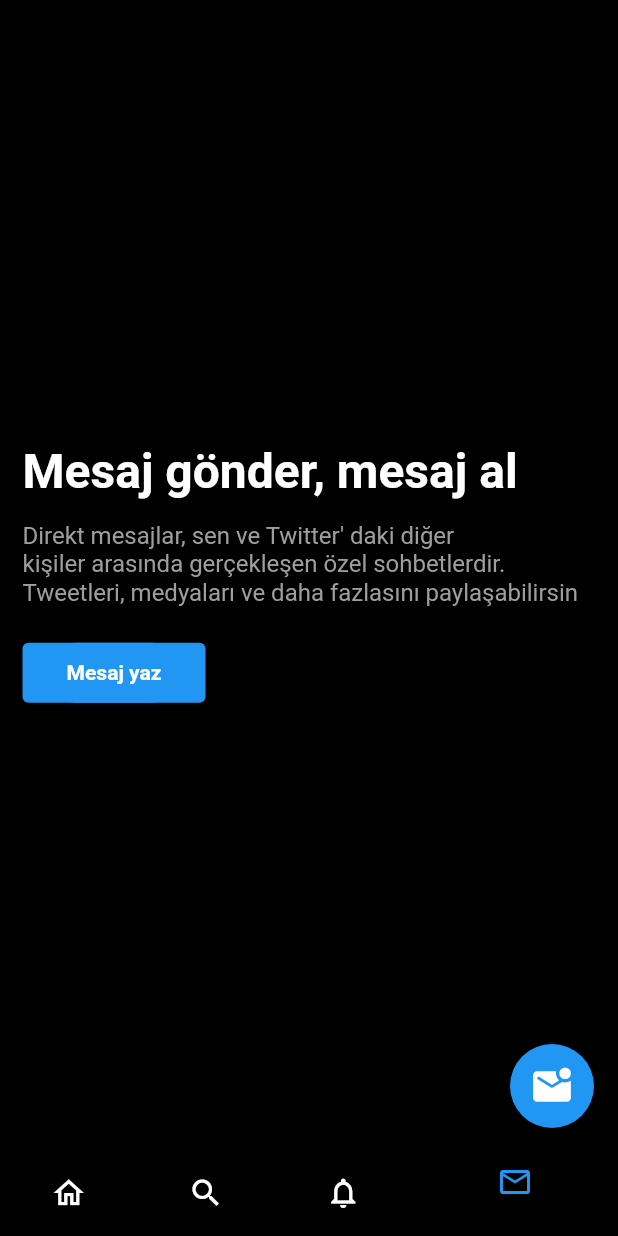
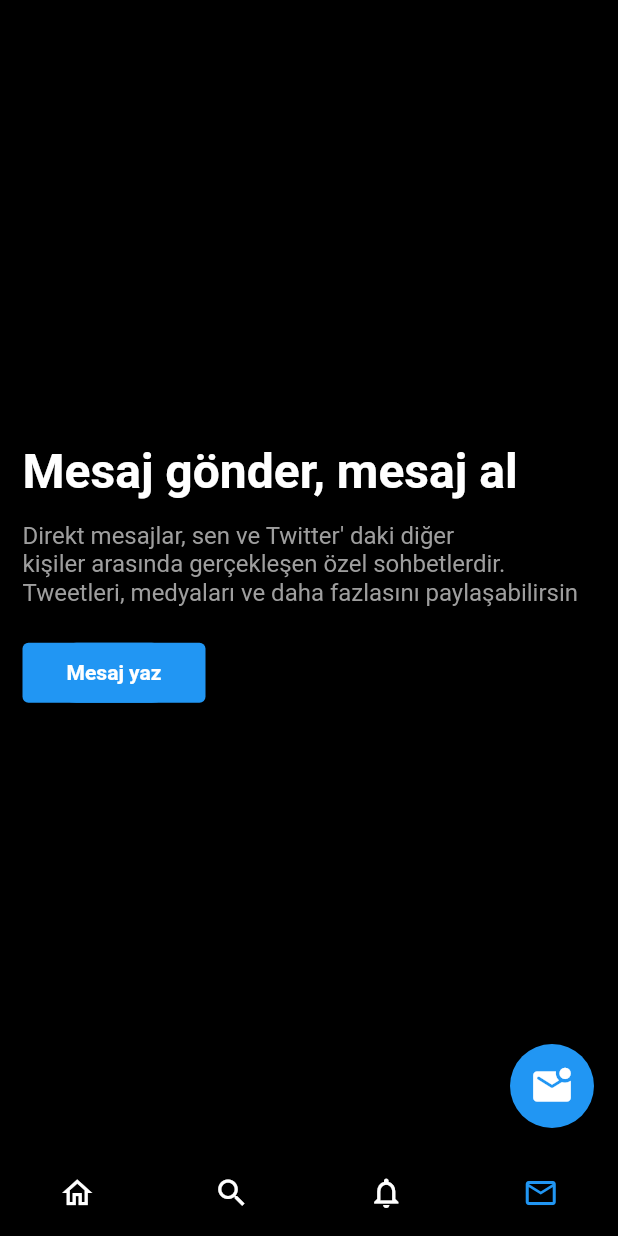
Before and after one commit to DumanIbrahm/twitterClone, a Flutter app: the screen it shows after launch, item 4 of the bottom bar chosen, on a phone screen of 412 x 824 dp. Run offline on Flutter 3.47's test engine with Material 2 defaults, Android fonts, the phone set to English and light mode, and no system bars; network calls fail.

```diff
--- a/lib/main.dart
+++ b/lib/main.dart
@@ -73,6 +73,11 @@ class _MyHomePageState extends State<MyHomePage> {
         //     : allPages![0],
         body: pages[_selectedIndex],
         bottomNavigationBar: BottomNavigationBar(
+          type: BottomNavigationBarType.fixed,
+          backgroundColor: Pallete.primaryColor,
+          unselectedItemColor: Pallete.textColor,
+          unselectedFontSize: 1,
+          selectedFontSize: 1,
           items: const [
             BottomNavigationBarItem(
               icon: Icon(Icons.home_outlined),
```
